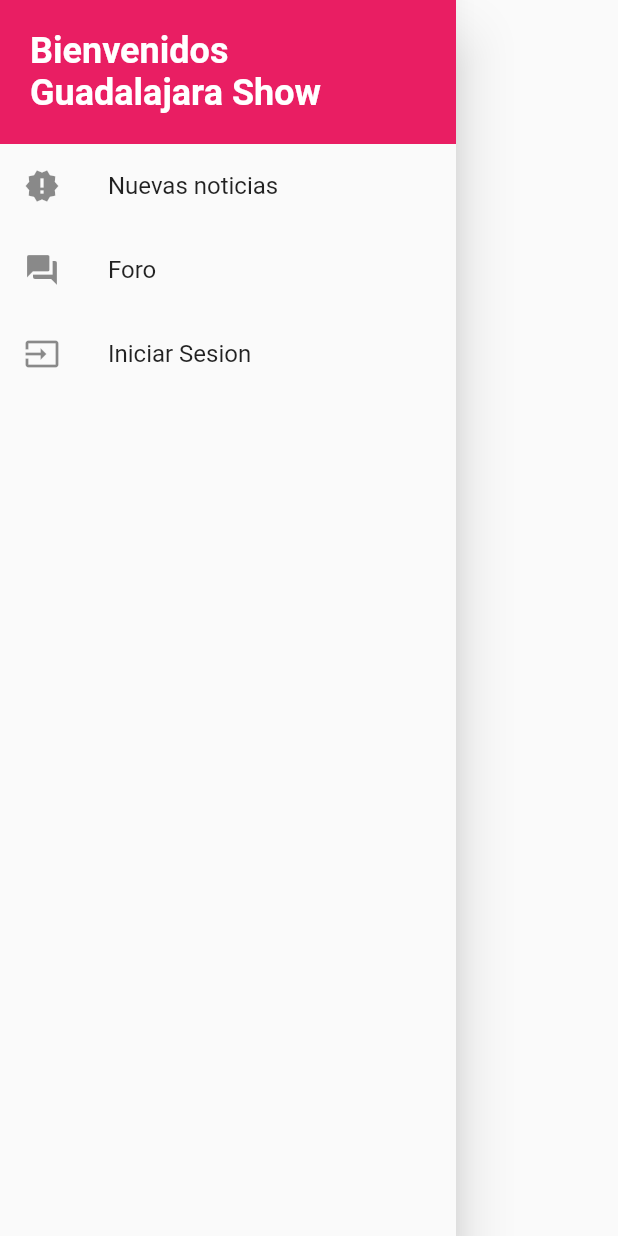
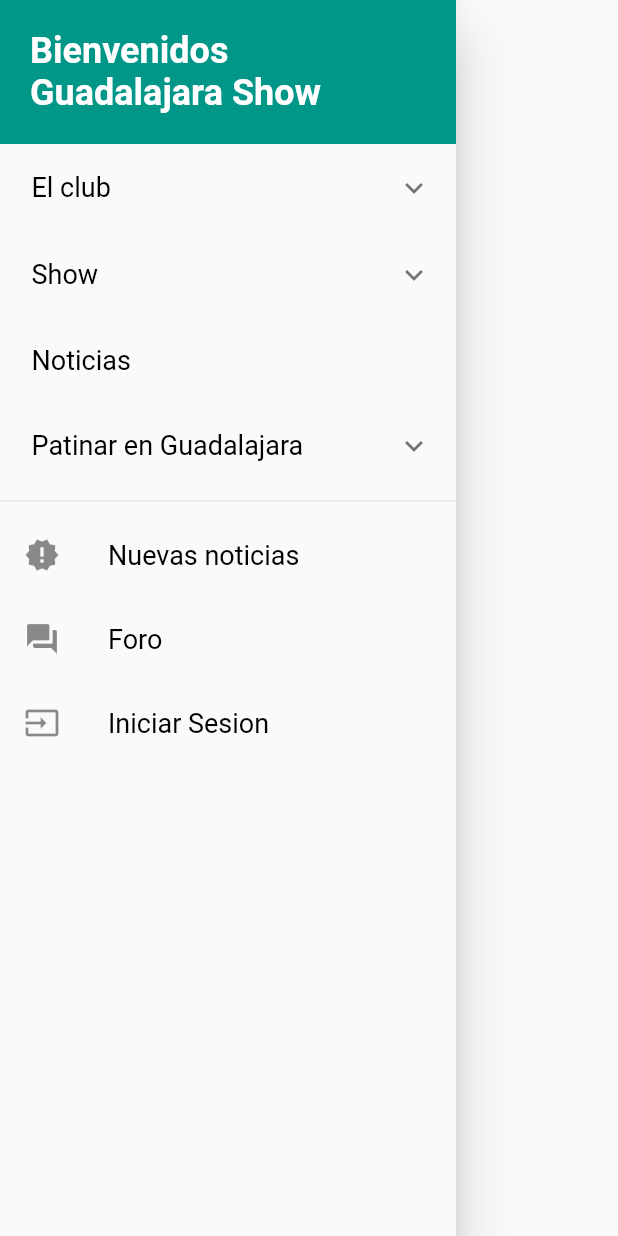
Before and after one commit to vibesitsolutions/guadaskate, a Flutter app: the MyDrawer widget shown alone on an empty page, opened directly, on a phone screen of 412 x 824 dp. Run offline on Flutter 3.47's test engine with Material 2 defaults, Android fonts, the phone set to English and light mode, and no system bars; our stand-ins replace bloc, flutter_bloc, flutter_markdown; missing offline and left inert: html2md.

Commit message:
version 0.1

```diff
--- a/lib/main.dart
+++ b/lib/main.dart
@@ -4,7 +4,6 @@ import 'package:flutter_bloc/flutter_bloc.dart';
 import 'package:guadaskate/src/blocs/pages/pages_posts_bloc.dart';
 import 'package:guadaskate/src/config/globals.dart';
 import 'package:guadaskate/src/theme/main_theme.dart';
-import 'package:guadaskate/src/ui/home_page.dart';
 import 'package:guadaskate/src/widget/drawer.dart';
 
 void main() {
@@ -46,7 +45,8 @@ class AppState extends State<App> {
         theme: MainTheme.getMainTheme(),
         home: SafeArea(
           child: Scaffold(
-            appBar: AppBar(title: Text('Guadalajara Show 2018'), actions: <Widget>[
+            appBar:
+                AppBar(title: Text('Guadalajara Show 2018'), actions: <Widget>[
               IconButton(
                 icon: Icon(Icons.language),
                 onPressed: _onLanguagePressed,
@@ -59,7 +59,7 @@ class AppState extends State<App> {
               ),
             ]),
             drawer: MyDrawer(),
-            body: HomePage(),
+            body: Center(child: Text("content")),
           ),
         ),
       ),
--- a/lib/src/theme/main_theme.dart
+++ b/lib/src/theme/main_theme.dart
@@ -3,7 +3,7 @@ import 'package:flutter/material.dart';
 class MainTheme {
   static ThemeData getMainTheme() {
     return ThemeData(
-        primaryColor: Colors.pink,
+        primaryColor: getMainColor(),
         accentColor: Colors.white,
         textTheme: TextTheme(
             headline: TextStyle(fontSize: 72.0, fontWeight: FontWeight.bold),
@@ -11,8 +11,17 @@ class MainTheme {
             body1: TextStyle(fontSize: 14.0)));
   }
 
+  static Color getMainColor() {
+    return Colors.teal;
+  }
+
   static TextStyle textStyle() {
     return TextStyle(
         color: Colors.white, fontSize: 24.0, fontWeight: FontWeight.bold);
   }
+
+  static TextStyle navMenuTextStyle() {
+    return TextStyle(
+        color: Colors.black, fontSize: 18.0, fontWeight: FontWeight.normal);
+  }
 }
--- a/lib/src/widget/drawer.dart
+++ b/lib/src/widget/drawer.dart
@@ -1,56 +1,24 @@
 import 'package:flutter/material.dart';
 import 'package:guadaskate/src/theme/main_theme.dart';
+import 'package:guadaskate/src/widget/menu.dart';
 
 class MyDrawer extends StatelessWidget {
-  final Map<String, dynamic> sectionList = {
-    "EL CLUB": {
-      "La historia": [],
-      "Funcionamiento interno": {
-        "Normas deportivas de régimen interno": null,
-      },
-      "Recursos técnicos": [
-        "Pruebas e integrativos",
-        "Archivos Digitales",
-        "Eventos 2015",
-        "Album de fotos – Beta",
-      ],
-      "Contacto": [],
-    },
-    "SHOW": {
-      "Coreografías": [
-        "2015 – Vuelve",
-      ],
-    },
-    "NOTICIAS": [],
-    "PATINAR EN GUADALAJARA": {
-      "Escuela de Patinaje Artístico de Fontanar": [
-        "Historia de la E.P.A. de Fontanar",
-        "Solicitud de Plaza 2018/19 EPA Fontanar",
-      ],
-      "Escuela de patinaje de Guadalajara": {
-        "Curso 2018-19": [
-          "Inscripción Parque de La Muñeca 2018-19",
-          "Inscripción CP Río Henares 2018-19",
-          "Solicitud de plaza 2018-19",
-        ]
-      }
-    }
-  };
-
   @override
   Widget build(BuildContext context) {
     return Drawer(
       child: ListView(
-        padding: EdgeInsets.all(0.0),
         children: <Widget>[
           Container(
-            child: Text("Bienvenidos Guadalajara Show", style: MainTheme.textStyle()),
-            decoration: BoxDecoration(color: Colors.pink),
+            child: Text("Bienvenidos Guadalajara Show",
+                style: MainTheme.textStyle()),
+            decoration: BoxDecoration(color: MainTheme.getMainColor()),
             padding: EdgeInsets.all(20.0),
           ),
+          NavigationMenu(),
+          Divider(),
           ListTile(
             leading: Icon(Icons.new_releases),
-            title: Text('Nuevas noticias'),
+            title: Text('Nuevas noticias', style: MainTheme.navMenuTextStyle()),
             onTap: () {
               // Update the state of the app
               // ...
@@ -58,7 +26,7 @@ class MyDrawer extends StatelessWidget {
           ),
           ListTile(
             leading: Icon(Icons.forum),
-            title: Text('Foro'),
+            title: Text('Foro', style: MainTheme.navMenuTextStyle()),
             onTap: () {
               // Update the state of the app
               // ...
@@ -66,7 +34,7 @@ class MyDrawer extends StatelessWidget {
           ),
           ListTile(
             leading: Icon(Icons.input),
-            title: Text('Iniciar Sesion'),
+            title: Text('Iniciar Sesion', style: MainTheme.navMenuTextStyle()),
             onTap: () {
               // Update the state of the app
               // ...
--- /dev/null
+++ b/lib/src/widget/menu.dart
@@ -0,0 +1,110 @@
+// Copyright 2017 The Chromium Authors. All rights reserved.
+// Use of this source code is governed by a BSD-style license that can be
+// found in the LICENSE file.
+
+import 'package:flutter/material.dart';
+import 'package:guadaskate/src/theme/main_theme.dart';
+
+class NavigationMenu extends StatelessWidget {
+  @override
+  Widget build(BuildContext context) {
+    return ListView.builder(
+      shrinkWrap: true,
+      itemBuilder: (BuildContext context, int index) => EntryItem(data[index]),
+      itemCount: data.length,
+    );
+  }
+}
+
+// One entry in the multilevel list displayed by this app.
+class Entry {
+  Entry(this.title, [this.children = const []]);
+
+  final String title;
+  final List<Entry> children;
+}
+
+// The entire multilevel list displayed by this app.
+final List data = [
+  Entry(
+    'El club',
+    [
+      Entry('La historia'),
+      Entry(
+        'Funcionamiento interno',
+        [
+          Entry('Normas deportivas de régimen interno'),
+        ],
+      ),
+      Entry('Recursos técnicos', [
+        Entry('Pruebas e integrativos'),
+        Entry('Archivos Digitales'),
+        Entry('Eventos 2015'),
+        Entry('Album de fotos – Beta'),
+      ]),
+      Entry('Contacto')
+    ],
+  ),
+  Entry(
+    'Show',
+    [
+      Entry('Coreografías', [Entry('2015 – Vuelve')]),
+    ],
+  ),
+  Entry('Noticias'),
+  Entry(
+    'Patinar en Guadalajara',
+    [
+      Entry(
+        'Escuela de Patinaje Artístico de Fontanar',
+        [
+          Entry('Historia de la E.P.A. de Fontanar'),
+          Entry('Solicitud de Plaza 2018/19 EPA Fontanar'),
+        ],
+      ),
+      Entry(
+        'Escuela de patinaje de Guadalajara',
+        [
+          Entry(
+            'Curso 2018-19',
+            [
+              Entry('Inscripción Parque de La Muñeca 2018-19'),
+            ],
+          ),
+        ],
+      ),
+    ],
+  ),
+];
+
+// Displays one Entry. If the entry has children then it's displayed
+// with an ExpansionTile.
+class EntryItem extends StatelessWidget {
+  const EntryItem(this.entry);
+
+  final Entry entry;
+
+  Widget _buildTiles(Entry root, [int level = 0]) {
+    level++;
+    if (root.children.isEmpty)
+      return ListTile(
+        title: Padding(
+          padding: EdgeInsets.fromLTRB(5.0 * level, 0, 0, 0),
+          child: Text(root.title, style: MainTheme.navMenuTextStyle()),
+        ),
+      );
+    return ExpansionTile(
+      key: PageStorageKey<Entry>(root),
+      title: Padding(
+        padding: EdgeInsets.fromLTRB(5.0 * level, 0, 0, 0),
+        child: Text(root.title, style: MainTheme.navMenuTextStyle()),
+      ),
+      children: root.children.map((m) => _buildTiles(m, level)).toList(),
+    );
+  }
+
+  @override
+  Widget build(BuildContext context) {
+    return _buildTiles(entry);
+  }
+}
```
Also changed, not shown: 58 other files.
